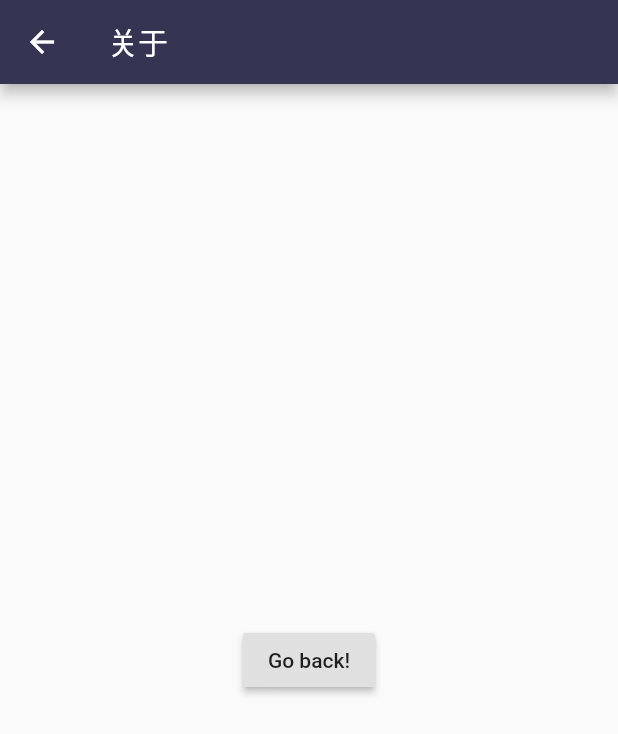
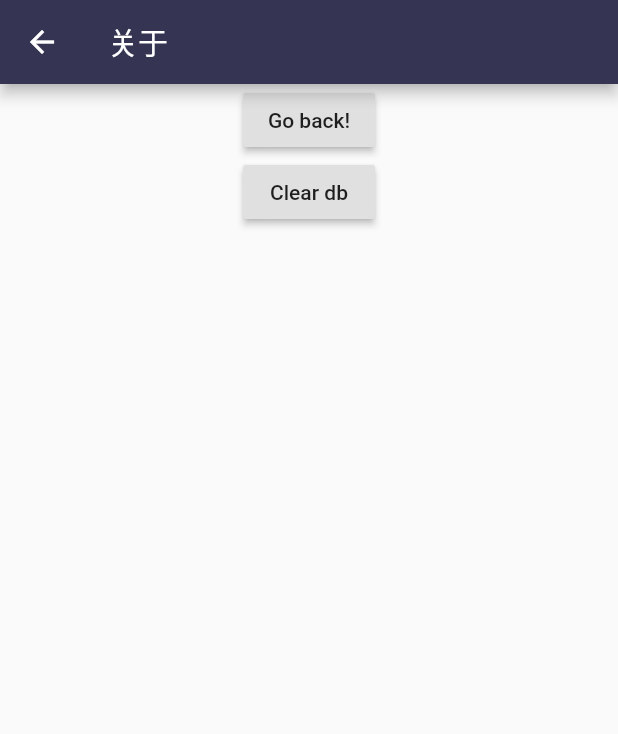
Before and after one commit to hxstdio/wheresmymoney, a Flutter app: the About screen opened by its route, on a phone screen of 412 x 824 dp. Shown: the top 734 px of the screen. Run offline on Flutter 3.47's test engine with Material 2 defaults, Android fonts, the phone set to English and light mode, and no system bars; our stand-ins replace fl_chart, sqflite; accounts and stored records are empty.

Commit message:
add: add clear method to db helper

```diff
--- a/lib/models/db.dart
+++ b/lib/models/db.dart
@@ -50,4 +50,9 @@ class DataBaseHelper {
     int res = await dbClient.insert("$tableName", record.toMap());
     return res;
   }
+
+  Future<int> clear() async {
+    var dbClient = await db;
+    return await dbClient.delete(tableName);
+  }
 }
--- a/lib/pages/about.dart
+++ b/lib/pages/about.dart
@@ -1,6 +1,8 @@
 import 'package:flutter/material.dart';
+import '../models/db.dart';
 
 class About extends StatelessWidget {
+  final db = DataBaseHelper();
 
   @override
   Widget build(BuildContext context) {
@@ -10,13 +12,25 @@ class About extends StatelessWidget {
         centerTitle: false,
       ),
       body: Center(
-        child: RaisedButton(
+        child: Column(
+          children: [
+            RaisedButton(
               onPressed: () {
                 Navigator.pop(context);
               },
               child: Text('Go back!'),
             ),
+            RaisedButton(
+              onPressed: () {
+                db.clear().then((value) {
+                  Navigator.pop(context);
+                });
+              },
+              child: Text('Clear db'),
             ),
+          ]
+        )
+      )
     );
   }
 }
```
Lines whose indentation alone changed are shown as unchanged.
